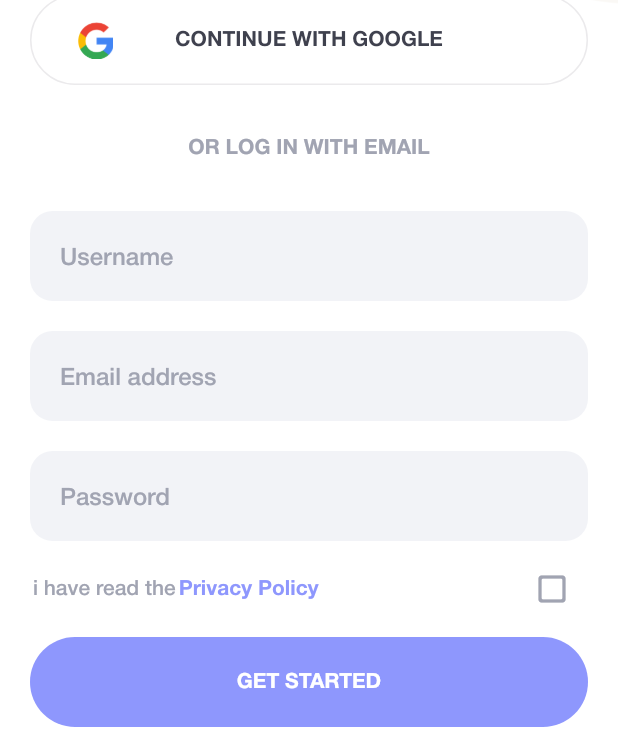
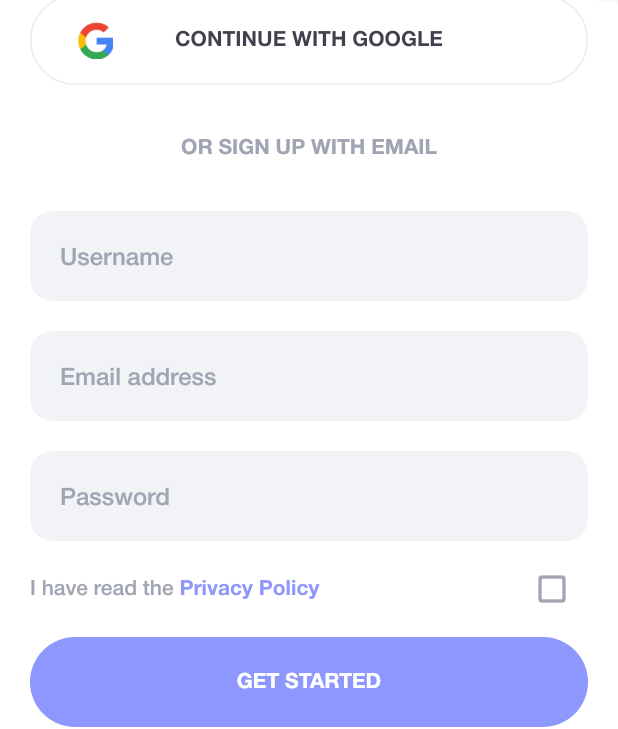
Before and after one commit to clawalone/links, a Flutter app: the SignUpScreen screen opened directly, after a tap on "CONTINUE WITH FACEBOOK", on a phone screen of 412 x 824 dp. Shown: the part 438-1167 px from the top of the screen. Run offline on Flutter 3.47's test engine with Material 3 defaults, Android fonts, the phone set to English and light mode, and no system bars; our stand-ins replace firebase_auth, firebase_core, google_sign_in; missing offline and left inert: flutter_facebook_auth; accounts and stored records are empty.

```diff
--- a/lib/screen/login/sign_up_screen.dart
+++ b/lib/screen/login/sign_up_screen.dart
@@ -1,9 +1,10 @@
 import 'package:flutter/material.dart';
-import 'package:flutter/services.dart';
+import 'package:firebase_auth/firebase_auth.dart';
+import 'package:google_sign_in/google_sign_in.dart';
+import 'package:flutter_facebook_auth/flutter_facebook_auth.dart';
 import 'package:meditation/common/color_extension.dart';
 import 'package:meditation/common_widget/round_button.dart';
 import 'package:meditation/common_widget/round_text_field.dart';
-import 'package:meditation/screen/home/choose_topic_screen.dart';
 import 'package:meditation/screen/home/welcome_screen.dart';
 
 class SignUpScreen extends StatefulWidget {
@@ -14,14 +15,74 @@ class SignUpScreen extends StatefulWidget {
 }
 
 class _SignUpScreenState extends State<SignUpScreen> {
+  final TextEditingController usernameController = TextEditingController();
+  final TextEditingController emailController = TextEditingController();
+  final TextEditingController passwordController = TextEditingController();
   bool isTrue = false;
+
+  Future<UserCredential?> signInWithGoogle() async {
+    try {
+      final GoogleSignInAccount? googleUser = await GoogleSignIn().signIn();
+      if (googleUser == null) return null;
+
+      final GoogleSignInAuthentication googleAuth =
+      await googleUser.authentication;
+      final credential = GoogleAuthProvider.credential(
+        accessToken: googleAuth.accessToken,
+        idToken: googleAuth.idToken,
+      );
+      return await FirebaseAuth.instance.signInWithCredential(credential);
+    } catch (e) {
+      print("Google Sign-In Error: $e");
+      return null;
+    }
+  }
+
+  Future<UserCredential?> signInWithFacebook() async {
+    try {
+      final LoginResult result = await FacebookAuth.instance.login();
+
+      if (result.status == LoginStatus.success) {
+        // Retrieve the access token from the login result
+        final AccessToken? accessToken = result.accessToken;
+
+        if (accessToken != null) {
+          final OAuthCredential facebookAuthCredential =
+          FacebookAuthProvider.credential(accessToken.tokenString);
+
+          return await FirebaseAuth.instance.signInWithCredential(facebookAuthCredential);
+        }
+      } else {
+        print("Facebook login failed: ${result.message}");
+      }
+    } catch (e) {
+      print("Facebook Sign-In Error: $e");
+    }
+    return null;
+  }
+
+  Future<void> signUpWithEmail() async {
+    try {
+      if (emailController.text.isNotEmpty &&
+          passwordController.text.isNotEmpty) {
+        await FirebaseAuth.instance.createUserWithEmailAndPassword(
+          email: emailController.text,
+          password: passwordController.text,
+        );
+        Navigator.pushReplacement(
+            context, MaterialPageRoute(builder: (context) => WelcomeScreen()));
+      }
+    } catch (e) {
+      print("Email Sign-Up Error: $e");
+    }
+  }
 
   @override
   Widget build(BuildContext context) {
     return Scaffold(
       body: SingleChildScrollView(
         child: SizedBox(
-          height: context.height,
+          height: MediaQuery.of(context).size.height,
           child: Column(
             crossAxisAlignment: CrossAxisAlignment.center,
             children: [
@@ -30,7 +91,7 @@ class _SignUpScreenState extends State<SignUpScreen> {
                 children: [
                   Image.asset(
                     "assets/img/login_top.png",
-                    width: double.maxFinite,
+                    width: double.infinity,
                     fit: BoxFit.fitWidth,
                   ),
                   Column(
@@ -41,7 +102,7 @@ class _SignUpScreenState extends State<SignUpScreen> {
                           children: [
                             InkWell(
                               onTap: () {
-                                context.pop();
+                                Navigator.of(context).pop();
                               },
                               child: Image.asset(
                                 "assets/img/back.png",
@@ -52,9 +113,7 @@ class _SignUpScreenState extends State<SignUpScreen> {
                           ],
                         ),
                       ),
-                      const SizedBox(
-                        height: 25,
-                      ),
+                      const SizedBox(height: 25),
                       Text(
                         "Create your account",
                         style: TextStyle(
@@ -63,25 +122,28 @@ class _SignUpScreenState extends State<SignUpScreen> {
                           fontWeight: FontWeight.w700,
                         ),
                       ),
-                      const SizedBox(
-                        height: 25,
-                      ),
+                      const SizedBox(height: 25),
+
+                      // Facebook Sign-In
                       Padding(
                         padding: const EdgeInsets.symmetric(horizontal: 20),
                         child: MaterialButton(
-                          onPressed: () {},
-                          minWidth: double.maxFinite,
+                          onPressed: () async {
+                            final userCredential = await signInWithFacebook();
+                            if (userCredential != null) {
+                              Navigator.of(context).push(MaterialPageRoute(
+                                  builder: (context) => WelcomeScreen()));
+                            }
+                          },
+                          minWidth: double.infinity,
                           elevation: 0,
                           color: const Color(0xff8E97FD),
                           height: 60,
                           shape: RoundedRectangleBorder(
-                              side: BorderSide.none,
                               borderRadius: BorderRadius.circular(30)),
                           child: Row(
                             children: [
-                              const SizedBox(
-                                width: 15,
-                              ),
+                              const SizedBox(width: 15),
                               Image.asset(
                                 'assets/img/fb.png',
                                 width: 25,
@@ -98,33 +160,36 @@ class _SignUpScreenState extends State<SignUpScreen> {
                                   ),
                                 ),
                               ),
-                              const SizedBox(
-                                width: 40,
-                              ),
+                              const SizedBox(width: 40),
                             ],
                           ),
                         ),
                       ),
-                      const SizedBox(
-                        height: 25,
-                      ),
+
+                      const SizedBox(height: 25),
+
+                      // Google Sign-In
                       Padding(
                         padding: const EdgeInsets.symmetric(horizontal: 20),
                         child: MaterialButton(
-                          onPressed: () {},
-                          minWidth: double.maxFinite,
+                          onPressed: () async {
+                            final userCredential = await signInWithGoogle();
+                            if (userCredential != null) {
+                              Navigator.of(context).push(MaterialPageRoute(
+                                  builder: (context) => WelcomeScreen()));
+                            }
+                          },
+                          minWidth: double.infinity,
                           elevation: 0,
                           color: Colors.white,
                           height: 60,
                           shape: RoundedRectangleBorder(
                               side:
-                                  BorderSide(color: TColor.tertiary, width: 1),
+                              BorderSide(color: TColor.tertiary, width: 1),
                               borderRadius: BorderRadius.circular(30)),
                           child: Row(
                             children: [
-                              const SizedBox(
-                                width: 15,
-                              ),
+                              const SizedBox(width: 15),
                               Image.asset(
                                 'assets/img/google.png',
                                 width: 25,
@@ -141,9 +206,7 @@ class _SignUpScreenState extends State<SignUpScreen> {
                                   ),
                                 ),
                               ),
-                              const SizedBox(
-                                width: 40,
-                              ),
+                              const SizedBox(width: 40),
                             ],
                           ),
                         ),
@@ -152,48 +215,36 @@ class _SignUpScreenState extends State<SignUpScreen> {
                   ),
                 ],
               ),
-              const SizedBox(
-                height: 35,
-              ),
+              const SizedBox(height: 35),
               Text(
-                "OR LOG IN WITH EMAIL",
+                "OR SIGN UP WITH EMAIL",
                 textAlign: TextAlign.center,
                 style: TextStyle(
                     color: TColor.secondaryText,
                     fontSize: 14,
                     fontWeight: FontWeight.w700),
               ),
-              const SizedBox(
-                height: 35,
-              ),
-              RoundTextField(hintText: "Username"),
-              const SizedBox(
-                height: 20,
-              ),
-              RoundTextField(hintText: "Email address"),
-              const SizedBox(
-                height: 20,
-              ),
-              RoundTextField(
-                hintText: "Password",
-                obscureText: true,
-              ),
-              const SizedBox(
-                height: 8,
-              ),
+              const SizedBox(height: 35),
+
+              // Username, Email, Password Fields
+              RoundTextField(controller: usernameController, hintText: "Username"),
+              const SizedBox(height: 20),
+              RoundTextField(controller: emailController, hintText: "Email address"),
+              const SizedBox(height: 20),
+              RoundTextField(controller: passwordController, hintText: "Password", obscureText: true),
+              const SizedBox(height: 8),
+
+              // Privacy Policy Agreement
               Padding(
                 padding: const EdgeInsets.symmetric(horizontal: 20),
                 child: Row(
                   children: [
                     Text(
-                      "i have read the ",
-                      textAlign: TextAlign.center,
-                      style:
-                          TextStyle(color: TColor.secondaryText, fontSize: 14),
+                      "I have read the ",
+                      style: TextStyle(color: TColor.secondaryText, fontSize: 14),
                     ),
                     Text(
                       "Privacy Policy",
-                      textAlign: TextAlign.center,
                       style: TextStyle(
                         color: TColor.primary,
                         fontSize: 14,
@@ -208,21 +259,17 @@ class _SignUpScreenState extends State<SignUpScreen> {
                         });
                       },
                       icon: Icon(
-                        isTrue
-                            ? Icons.check_box
-                            : Icons.check_box_outline_blank_rounded,
+                        isTrue ? Icons.check_box : Icons.check_box_outline_blank_rounded,
                         color: isTrue ? TColor.primary : TColor.secondaryText,
                       ),
                     )
                   ],
                 ),
               ),
-              const SizedBox(
-                height: 8,
-              ),
-              RoundButton(title: "GET STARTED", onPressed: () {
-                 context.push(const WelcomeScreen());
-              }),
+              const SizedBox(height: 8),
+
+              // Sign-Up Button
+              RoundButton(title: "GET STARTED", onPressed: signUpWithEmail),
               const Spacer(),
             ],
           ),
--- a/lib/screen/login/startup_screen.dart
+++ b/lib/screen/login/startup_screen.dart
@@ -57,7 +57,7 @@ class _StartUpScreenState extends State<StartUpScreen> {
           RoundButton(
               title: "SIGN UP",
               onPressed: () {
-                context.push(const WelcomeScreen());
+                context.push(const SignUpScreen());
               }),
           Row(
             mainAxisAlignment: MainAxisAlignment.center,
```
Also changed, not shown: lib/main.dart (+47 -5 lines), lib/screen/login/login_screen.dart (+82 -83 lines), pubspec.yaml (+7 -1 lines), pubspec.lock, 4 other files.
